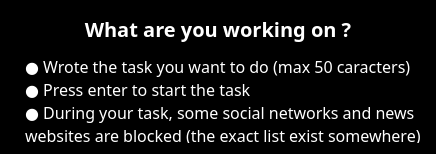
This is boxtime/views/protipswidget.ui in jdauphant/boxtime as Qt 5 draws it before an edit. The edited form follows.
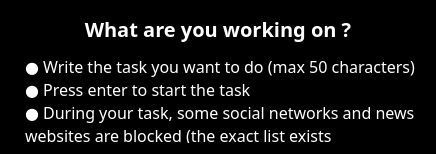
This is the edited form.

Commit message: Wording correction and 0.9

```diff
--- a/boxtime/views/protipswidget.ui
+++ b/boxtime/views/protipswidget.ui
@@ -461,7 +461,7 @@
 p, li { white-space: pre-wrap; }
 &lt;/style&gt;&lt;/head&gt;&lt;body style=&quot; font-family:'Nexa Light'; font-size:10pt; font-weight:400; font-style:normal;&quot; bgcolor=&quot;#000000&quot;&gt;
 &lt;p align=&quot;center&quot; style=&quot; margin-top:12px; margin-bottom:12px; margin-left:0px; margin-right:0px; -qt-block-indent:0; text-indent:0px;&quot;&gt;&lt;span style=&quot; font-family:'Nexa'; font-size:x-large; font-weight:600; color:#ffffff;&quot;&gt;What are you working on ?&lt;/span&gt;&lt;/p&gt;
-&lt;p style=&quot; margin-top:12px; margin-bottom:12px; margin-left:10px; margin-right:0px; -qt-block-indent:0; text-indent:0px;&quot;&gt;&lt;span style=&quot; font-family:'Nexa'; font-size:large; color:#ffffff;&quot;&gt;● Wrote the task you want to do (max 50 caracters)&lt;br /&gt;● Press enter to start the task&lt;br /&gt;● During your task, some social networks and news websites are blocked (the exact list exist somewhere)&lt;br /&gt;&lt;/span&gt;&lt;/p&gt;&lt;/body&gt;&lt;/html&gt;</string>
+&lt;p style=&quot; margin-top:12px; margin-bottom:12px; margin-left:10px; margin-right:0px; -qt-block-indent:0; text-indent:0px;&quot;&gt;&lt;span style=&quot; font-family:'Nexa'; font-size:large; color:#ffffff;&quot;&gt;● Write the task you want to do (max 50 characters)&lt;br /&gt;● Press enter to start the task&lt;br /&gt;● During your task, some social networks and news websites are blocked (the exact list exists somewhere)&lt;br /&gt;&lt;/span&gt;&lt;/p&gt;&lt;/body&gt;&lt;/html&gt;</string>
      </property>
      <property name="acceptRichText">
       <bool>false</bool>
```
The commit also changes 1 other file.
